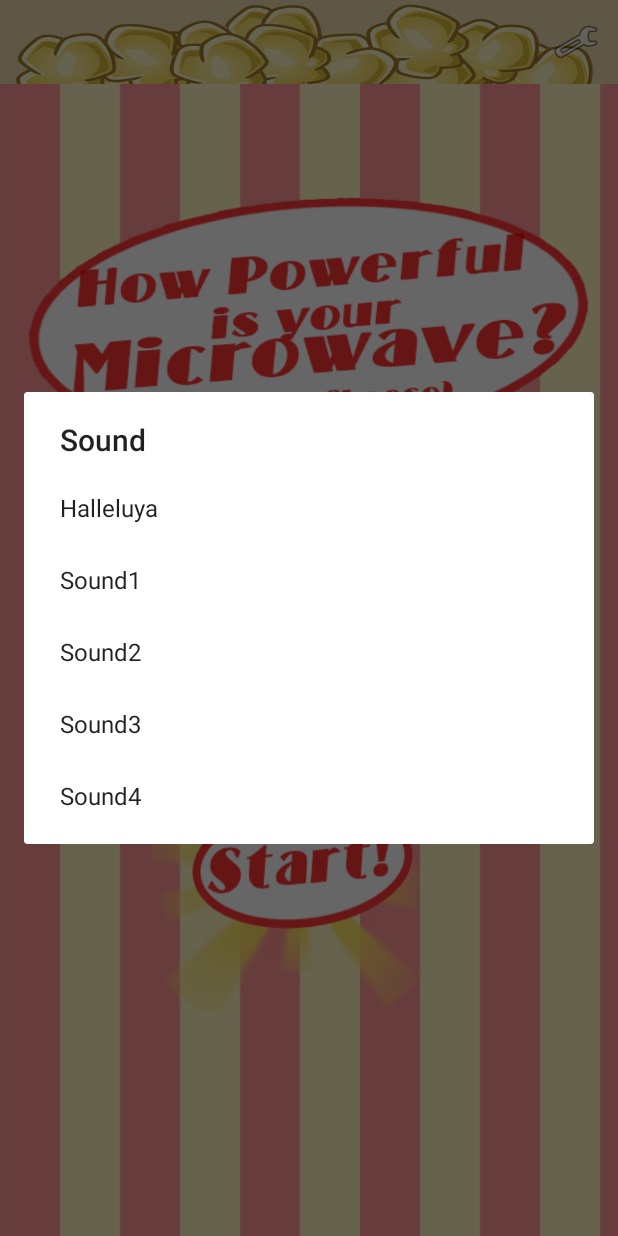
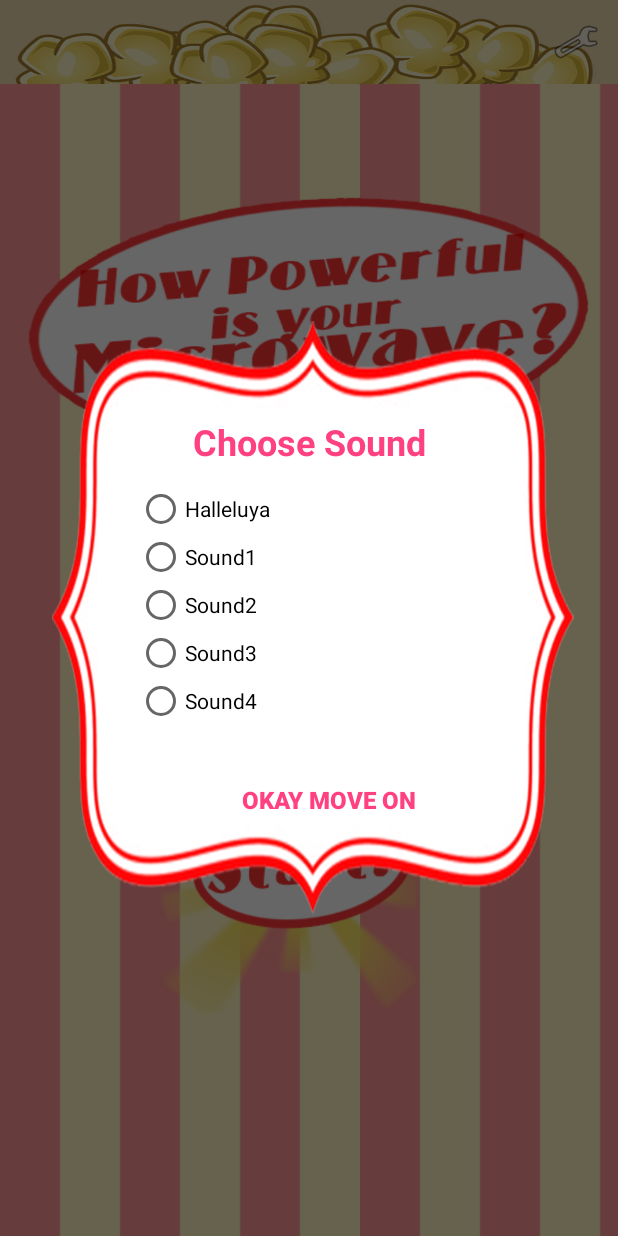
Before and after one commit to BerIgor/Robopop, an Android app: the screen it shows after launch (StartupActivity), in the options menu, after a tap on "Sound", on a phone screen of 412 x 824 dp. Run offline under Robolectric (Android 15) with nearby library versions, the phone set to English and light mode, and no system bars.

Commit message:
Created proper sound selection dialog.

```diff
--- a/app/src/main/java/popcorp/robopop/StartupActivity.java
+++ b/app/src/main/java/popcorp/robopop/StartupActivity.java
@@ -11,6 +11,7 @@ import android.os.Bundle;
 import android.support.v7.app.AlertDialog;
 import android.support.v7.app.AppCompatActivity;
 import android.util.Log;
+import android.view.LayoutInflater;
 import android.view.Menu;
 import android.view.MenuItem;
 import android.view.View;
@@ -18,11 +19,16 @@ import android.view.animation.Animation;
 import android.view.animation.AnimationUtils;
 import android.widget.AdapterView;
 import android.widget.ArrayAdapter;
+import android.widget.Button;
 import android.widget.ImageButton;
 import android.widget.ImageView;
+import android.widget.RadioButton;
+import android.widget.RadioGroup;
 import android.widget.Spinner;
 import android.widget.TextView;
 
+import static android.R.attr.id;
+import static android.R.attr.layout;
 import static android.R.attr.rotation;
 
 
@@ -98,7 +104,6 @@ public class StartupActivity extends AppCompatActivity {
 
     @Override
     public boolean onOptionsItemSelected(MenuItem item){
-
         AlertDialog.Builder alertDialogBuilder = new AlertDialog.Builder(StartupActivity.this, R.style.MyDialogTheme);
         AlertDialog alertDialog = alertDialogBuilder.create();
         alertDialog.show();
@@ -109,7 +114,7 @@ public class StartupActivity extends AppCompatActivity {
             case R.id.IOT:
                 break;
             case R.id.Sound:
-                dialogSoundConstructor();
+                dialogSoundConstructor(alertDialog);
                 break;
             case R.id.About:
                 alertDialog.setContentView(R.layout.info_dialog_layout);
@@ -120,33 +125,55 @@ public class StartupActivity extends AppCompatActivity {
     }
 
 
-    public void dialogSoundConstructor(){
-        AlertDialog.Builder alertDialogBuilder = new AlertDialog.Builder(StartupActivity.this);
-        String alertTitle = "Sound";
-        alertDialogBuilder.setTitle(alertTitle).setItems(R.array.soundArray, new DialogInterface.OnClickListener(){
-            public void onClick(DialogInterface dialog, int which){
-                selectedSound = which;
-                switch (which){ //TODO: find sounds
+    public void dialogSoundConstructor(final AlertDialog alertDialog) {
+        alertDialog.show();
+        alertDialog.setContentView(R.layout.sound_dialog_layout);
+        String[] testArray = getResources().getStringArray(R.array.soundArray);
+
+        final RadioGroup rg = (RadioGroup) alertDialog.findViewById(R.id.soundRadioGroup);
+
+        // Setting OK Button
+        Button soundOkButton = (Button) alertDialog.findViewById(R.id.OKbutton);
+
+        soundOkButton.setOnClickListener(new View.OnClickListener() {
+            @Override
+            public void onClick(View view) {
+                int sel = rg.getCheckedRadioButtonId();
+                switch(sel) {
                     case 0:
                         selectedSound = R.raw.sound0;
+                        Log.i("IGOR", "STARTUP - Sound selected == " + (new Integer(selectedSound)).toString());
                         break;
+
                     case 1:
                         selectedSound = R.raw.sound1;
+                        Log.i("IGOR", "STARTUP - Sound selected == " + (new Integer(selectedSound)).toString());
                         break;
+
                     case 2:
+                        break;
 
+                    case 3:
                         break;
-                    case 3:
 
-                        break;
                     case 4:
                         break;
+
+                    default:
+                        selectedSound = R.raw.sound0;
+                        Log.i("IGOR", "STARTUP - Default selected == " + (new Integer(selectedSound)).toString());
                 }
-                Log.i("IGOR", "STARTUP - Sound selected == " + (new Integer(which)).toString());
+                rg.clearCheck();
+                alertDialog.cancel();
             }
         });
-        AlertDialog alertDialog = alertDialogBuilder.create();
-        alertDialog.show();
+
+        // Setting the Radio Buttens
+        for(int i=0;i<5;i++){
+            RadioButton rb=new RadioButton(StartupActivity.this); // dynamically creating RadioButton and adding to RadioGroup.
+            rb.setText(testArray[i]);
+            rb.setId(i);
+            rg.addView(rb);
+        }
     }
-
 }
--- /dev/null
+++ b/app/src/main/res/layout/sound_dialog_layout.xml
@@ -0,0 +1,98 @@
+<?xml version="1.0" encoding="utf-8"?>
+<android.support.constraint.ConstraintLayout xmlns:android="http://schemas.android.com/apk/res/android"
+    xmlns:app="http://schemas.android.com/apk/res-auto"
+    xmlns:tools="http://schemas.android.com/tools"
+    android:layout_width="match_parent"
+    android:layout_height="match_parent"
+    tools:context="popcorp.robopop.StartupActivity">
+
+    <ImageView
+        android:id="@+id/soundFrameImage"
+        android:layout_width="348dp"
+        android:layout_height="396dp"
+        android:layout_marginBottom="8dp"
+        android:layout_marginLeft="8dp"
+        android:layout_marginRight="8dp"
+        android:layout_marginTop="8dp"
+        android:adjustViewBounds="false"
+        android:scaleType="fitXY"
+        app:layout_constraintBottom_toBottomOf="parent"
+        app:layout_constraintLeft_toLeftOf="parent"
+        app:layout_constraintRight_toRightOf="parent"
+        app:layout_constraintTop_toTopOf="parent"
+        app:layout_constraintVertical_bias="0.0"
+        app:srcCompat="@drawable/progress_bar_frame_streched"
+        android:layout_marginStart="8dp"
+        android:layout_marginEnd="8dp"
+        app:layout_constraintHorizontal_bias="0.6" />
+
+
+    <TextView
+        android:id="@+id/manualTitleText"
+        android:layout_width="170dp"
+        android:layout_height="37dp"
+        android:textAlignment="center"
+        android:textColor="@color/colorAccent"
+        android:textSize="24dp"
+        android:textStyle="bold"
+        android:text="Choose Sound"
+        app:layout_constraintTop_toTopOf="@+id/soundFrameImage"
+        android:layout_marginTop="64dp"
+        android:layout_marginBottom="8dp"
+        android:layout_marginLeft="8dp"
+        app:layout_constraintLeft_toLeftOf="@+id/soundFrameImage"
+        android:layout_marginRight="8dp"
+        app:layout_constraintRight_toRightOf="@+id/soundFrameImage"
+        app:layout_constraintVertical_bias="0.0"
+        app:layout_constraintBottom_toBottomOf="parent"
+        app:layout_constraintHorizontal_bias="0.487"
+        android:layout_marginStart="8dp"
+        android:layout_marginEnd="8dp" />
+
+
+    <RadioGroup
+
+        android:id="@+id/soundRadioGroup"
+        android:layout_width="231dp"
+        android:layout_height="178dp"
+        android:textAlignment="center"
+        android:visibility="visible"
+        android:layout_gravity="center_vertical"
+        android:layout_marginBottom="8dp"
+        android:layout_marginLeft="8dp"
+        android:layout_marginRight="8dp"
+        android:layout_marginTop="8dp"
+        android:orientation="vertical"
+        android:textColor="@color/colorBlack"
+
+        app:layout_constraintBottom_toBottomOf="@+id/soundFrameImage"
+        app:layout_constraintHorizontal_bias="0.484"
+        app:layout_constraintLeft_toLeftOf="@+id/soundFrameImage"
+        app:layout_constraintRight_toRightOf="@+id/soundFrameImage"
+        app:layout_constraintTop_toBottomOf="@+id/manualTitleText"
+        app:layout_constraintVertical_bias="0.0">
+
+    </RadioGroup>
+
+    <Button
+        android:id="@+id/OKbutton"
+        android:layout_width="wrap_content"
+        android:layout_height="wrap_content"
+        android:text="Okay move on"
+        android:background="@android:color/transparent"
+        android:textAlignment="center"
+        android:textColor="@color/colorAccent"
+        android:textSize="16sp"
+        android:textStyle="bold"
+        android:layout_marginTop="8dp"
+        app:layout_constraintTop_toBottomOf="@+id/soundRadioGroup"
+        app:layout_constraintBottom_toBottomOf="@+id/soundFrameImage"
+        android:layout_marginBottom="8dp"
+        android:layout_marginLeft="118dp"
+        app:layout_constraintLeft_toLeftOf="@+id/soundFrameImage"
+        app:layout_constraintVertical_bias="0.0"
+        android:layout_marginRight="8dp"
+        app:layout_constraintRight_toRightOf="@+id/soundFrameImage"
+        app:layout_constraintHorizontal_bias="0.074" />
+
+</android.support.constraint.ConstraintLayout>
--- /dev/null
+++ b/app/src/main/res/layout/sound_selection.xml
@@ -0,0 +1,28 @@
+<?xml version="1.0" encoding="utf-8"?>
+
+<android.support.constraint.ConstraintLayout xmlns:android="http://schemas.android.com/apk/res/android"
+    xmlns:app="http://schemas.android.com/apk/res-auto"
+    xmlns:tools="http://schemas.android.com/tools"
+    android:layout_width="match_parent"
+    android:layout_height="match_parent"
+    tools:context="popcorp.robopop.MainActivity"
+    android:background="@android:color/transparent">
+
+    <ImageView
+        android:id="@+id/manualFrameImage"
+        android:layout_width="348dp"
+        android:layout_height="396dp"
+        android:layout_marginBottom="8dp"
+        android:layout_marginLeft="8dp"
+        android:layout_marginRight="8dp"
+        android:layout_marginTop="8dp"
+        android:adjustViewBounds="false"
+        android:scaleType="fitXY"
+        app:layout_constraintBottom_toBottomOf="parent"
+        app:layout_constraintLeft_toLeftOf="parent"
+        app:layout_constraintRight_toRightOf="parent"
+        app:layout_constraintTop_toTopOf="parent"
+        app:layout_constraintVertical_bias="0.493"
+        app:srcCompat="@drawable/progress_bar_frame_streched" />
+
+</android.support.constraint.ConstraintLayout>
```
